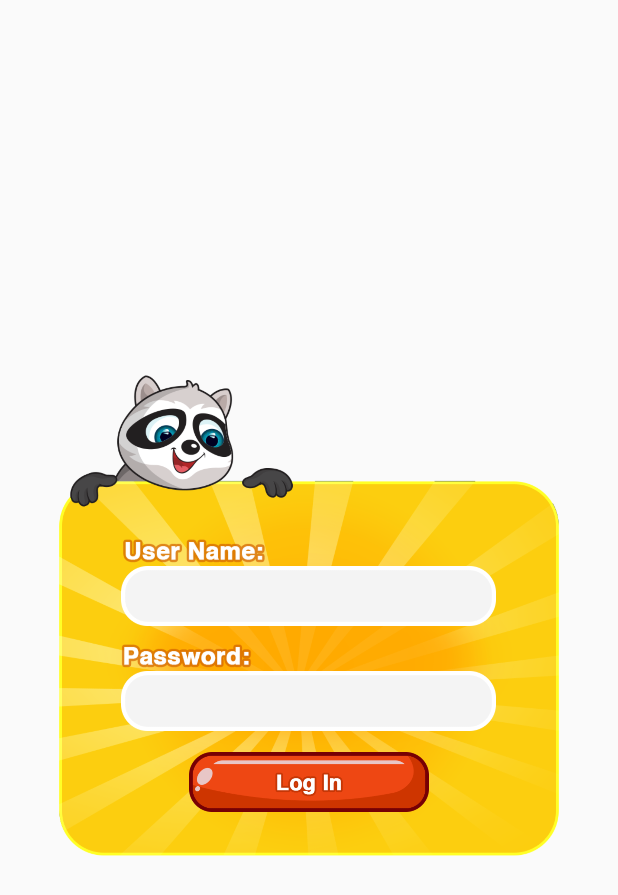
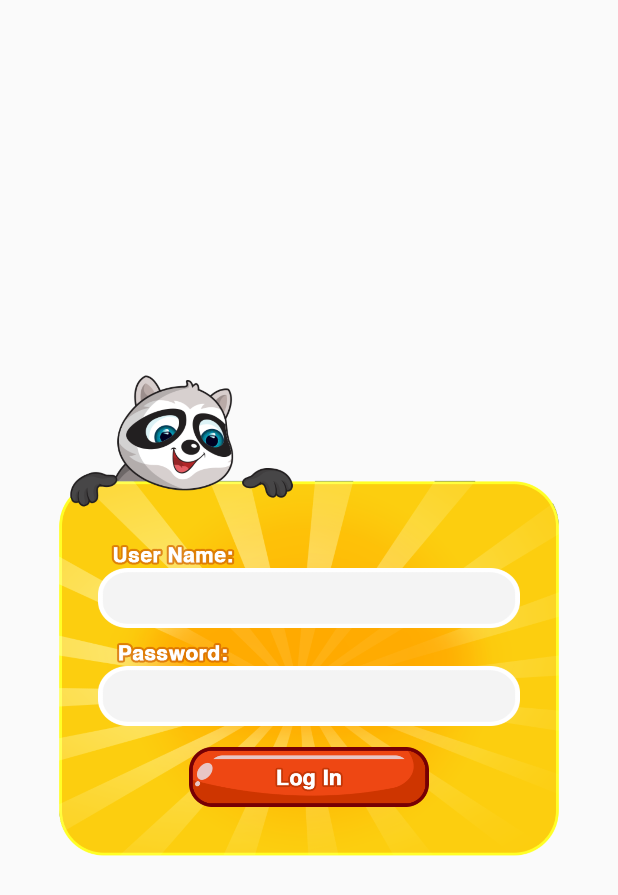
Before and after one commit to DaxCorner/My-Audio-Story-Android, an Android app: the layout custom_login_popup.xml on its own in the app's theme, with its tools: preview values and no code run, on a phone screen of 412 x 824 dp. Shown: the top 895 px of the screen. Run offline under Robolectric (Android 15) with nearby library versions, the phone set to English and light mode, and no system bars.

Commit message:
new design changes only

```diff
--- a/app/src/main/res/layout/custom_login_popup.xml
+++ b/app/src/main/res/layout/custom_login_popup.xml
@@ -7,10 +7,6 @@
     android:orientation="vertical"
     android:padding="5dp">
 
-    <RelativeLayout
-        android:layout_width="wrap_content"
-        android:layout_height="wrap_content"
-        android:layout_centerInParent="true">
 
         <ImageView
             android:id="@+id/login_dialog"
@@ -23,18 +19,20 @@
             android:layout_width="wrap_content"
             android:layout_height="wrap_content"
             android:layout_centerInParent="true"
+            android:paddingLeft="60dp"
+            android:paddingRight="60dp"
             android:orientation="vertical">
 
             <ImageView
                 android:id="@+id/user_name_txt"
-                android:layout_width="wrap_content"
-                android:layout_height="20dp"
+                android:layout_width="100dp"
+                android:layout_height="17dp"
                 android:layout_marginTop="115dp"
                 android:src="@drawable/user_name_text" />
 
             <EditText
                 android:id="@+id/et_login_dialog"
-                android:layout_width="250dp"
+                android:layout_width="wrap_content"
                 android:layout_height="40dp"
                 android:padding="10dp"
                 android:layout_below="@id/user_name_txt"
@@ -44,16 +42,15 @@
 
             <ImageView
                 android:id="@+id/password_txt"
-                android:layout_width="wrap_content"
-                android:layout_height="20dp"
+                android:layout_width="100dp"
+                android:layout_height="17dp"
                 android:layout_below="@id/et_login_dialog"
-                android:layout_marginLeft="5dp"
-                android:layout_marginTop="10dp"
+                android:layout_marginTop="8dp"
                 android:src="@drawable/passord_text" />
 
             <EditText
                 android:id="@+id/et_password_dialog"
-                android:layout_width="250dp"
+                android:layout_width="wrap_content"
                 android:layout_height="40dp"
                 android:padding="10dp"
                 android:layout_below="@id/password_txt"
@@ -71,6 +68,5 @@
                 android:layout_marginBottom="40dp"/>
 
         </LinearLayout>
-    </RelativeLayout>
 
 </RelativeLayout>
--- a/app/src/main/res/layout/custom_popup_rate_our_app.xml
+++ b/app/src/main/res/layout/custom_popup_rate_our_app.xml
@@ -31,7 +31,7 @@
                 android:id="@+id/later_btn"
                 android:layout_width="wrap_content"
                 android:layout_height="50dp"
-                android:layout_marginTop="330dp"
+                android:layout_marginTop="320dp"
                 android:layout_weight="1"
                 android:padding="5dp"
                 android:src="@drawable/later_btn_pressed" />
@@ -40,7 +40,7 @@
                 android:id="@+id/rating_now_btn"
                 android:layout_width="wrap_content"
                 android:layout_height="50dp"
-                android:layout_marginTop="330dp"
+                android:layout_marginTop="320dp"
                 android:layout_marginBottom="40dp"
                 android:layout_weight="1"
                 android:padding="5dp"
--- a/app/src/main/res/layout/recycler_list_view.xml
+++ b/app/src/main/res/layout/recycler_list_view.xml
@@ -23,12 +23,12 @@
         android:layout_toRightOf="@id/story_play_btn"
         android:text="Amelia Bebelia"
         android:fontFamily="sans-serif-medium"
-        android:textAppearance="@style/TextAppearance.AppCompat.Large"
+        android:textAppearance="@style/TextAppearance.AppCompat.Medium"
         android:textColor="#131313" />
 
     <ImageView
         android:padding="2dp"
-        android:layout_width="50dp"
+        android:layout_width="30dp"
         android:layout_height="wrap_content"
         android:layout_toLeftOf="@id/delete_story_btn"
         android:src="@drawable/share_icon"
@@ -37,7 +37,7 @@
     <ImageView
         android:padding="2dp"
         android:id="@+id/delete_story_btn"
-        android:layout_width="50dp"
+        android:layout_width="30dp"
         android:layout_height="wrap_content"
         android:layout_alignParentRight="true"
         android:src="@drawable/delete_icon" />
```
